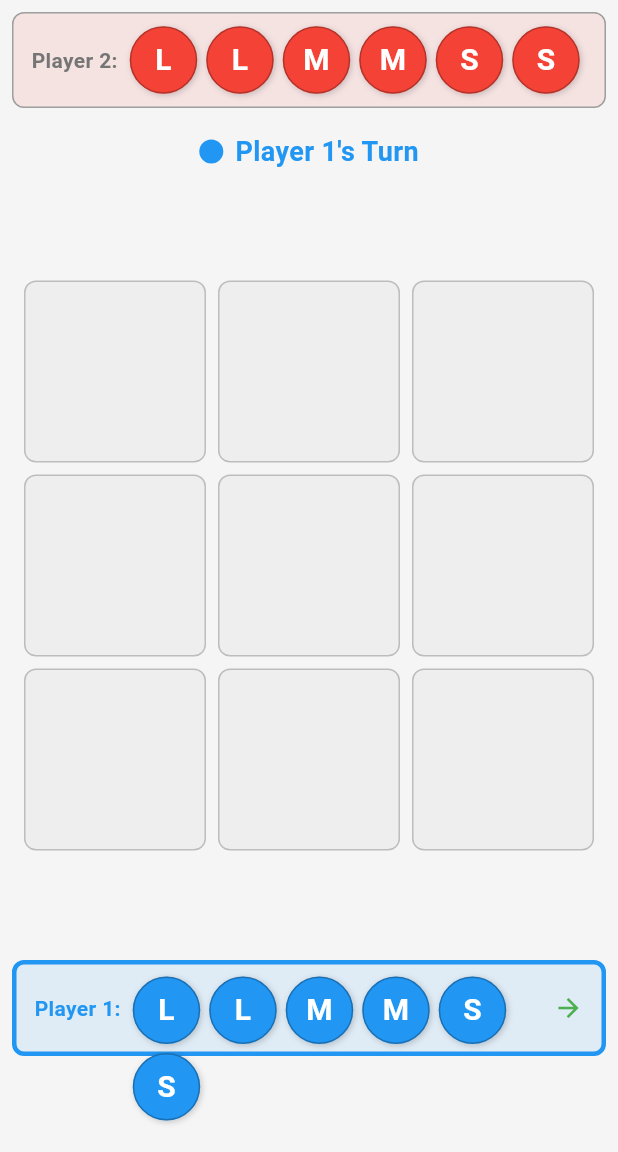
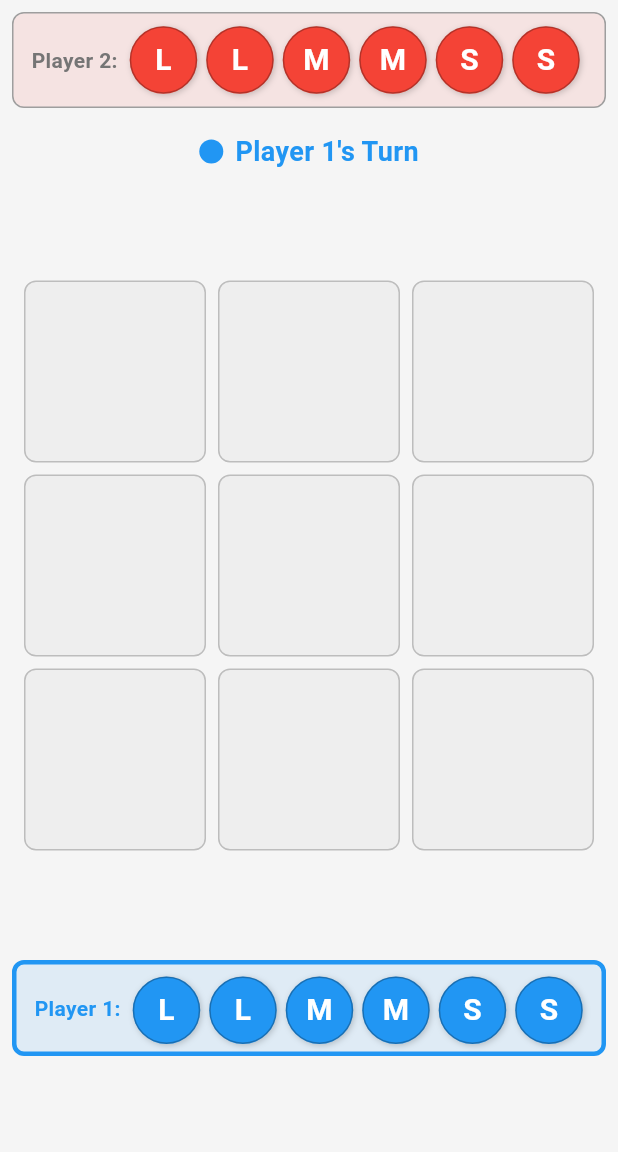
Before and after one commit to hwani1103/gobble_up, a Flutter app: the screen it shows after launch, on a phone screen of 412 x 824 dp, the part 84-1236 px from its top. Run offline on Flutter 3.47's test engine with Material 3 defaults, Android fonts, the phone set to English and light mode, and no system bars.

Commit message:
fix: Remove turn indicator arrow to prevent line wrapping

```diff
--- a/lib/widgets/waiting_area_widget.dart
+++ b/lib/widgets/waiting_area_widget.dart
@@ -87,10 +87,6 @@ class WaitingAreaWidget extends StatelessWidget {
               }).toList(),
             ),
           ),
-
-          // Turn indicator
-          if (isCurrentPlayer)
-            const Icon(Icons.arrow_forward, color: Colors.green, size: 20),
         ],
       ),
     );
```
